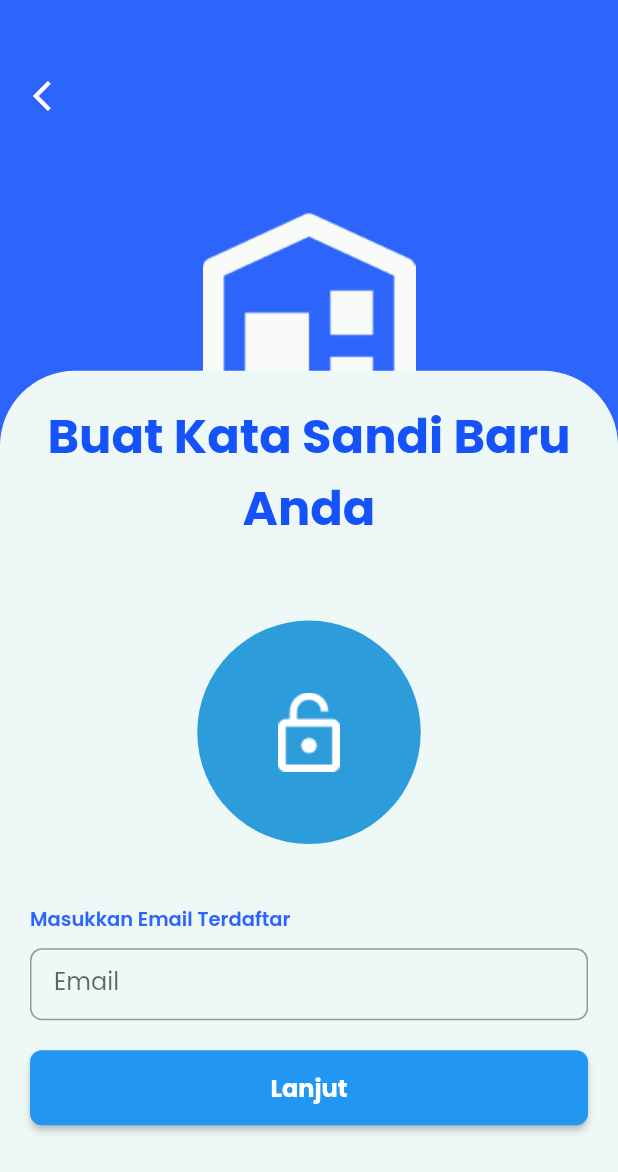
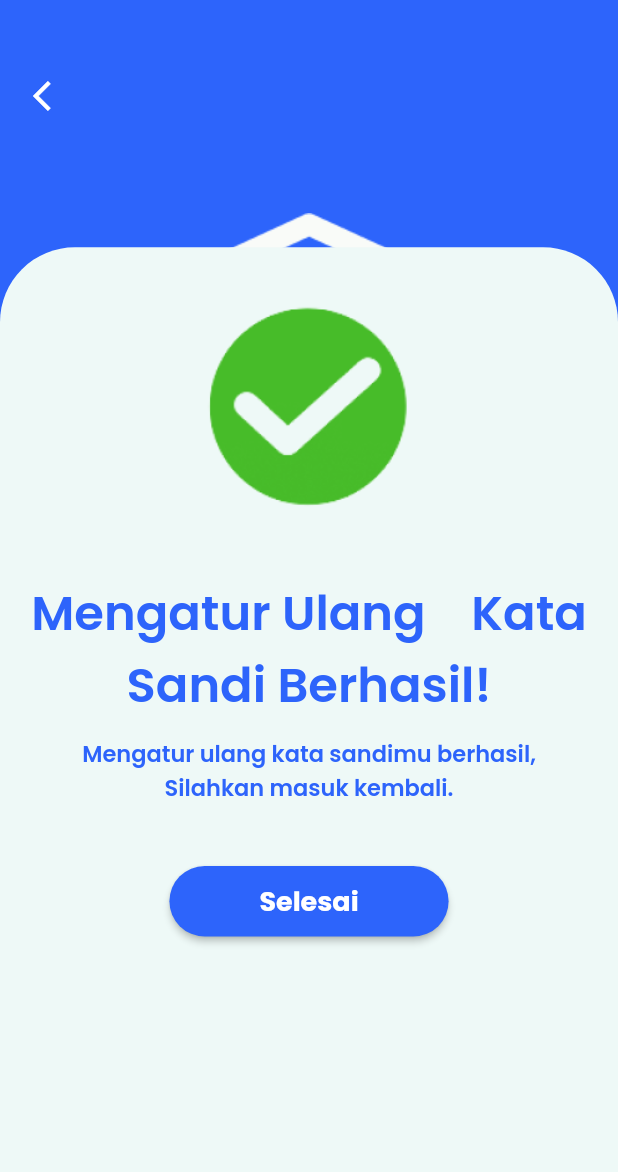
Before and after one commit to Project-Capstone-Group-16/Flutter_Kelompok-16, a Flutter app: the ForgotSuccess screen opened directly, on a phone screen of 412 x 824 dp. Shown: the top 1172 px of the screen. Run offline on Flutter 3.47's test engine with Material 2 defaults, Android fonts, the light colour scheme and no system bars; our stand-ins replace pin_code_fields, smooth_page_indicator.

Commit message:
merge and resolve conflicts

```diff
--- /dev/null
+++ b/capstone/lib/components/all_button.dart
@@ -0,0 +1,35 @@
+import 'package:flutter/material.dart';
+
+import 'color_path.dart';
+
+class AllButton extends StatelessWidget {
+  const AllButton({super.key, required this.onTap, required this.text});
+  final void Function() onTap;
+  final String text;
+
+  @override
+  Widget build(BuildContext context) {
+    return ElevatedButton(
+      onPressed: onTap,
+      style: ElevatedButton.styleFrom(
+        padding: const EdgeInsets.symmetric(
+          vertical: 10,
+          horizontal: 60,
+        ),
+        backgroundColor: ColorPath.background,
+        shape: RoundedRectangleBorder(
+          borderRadius: BorderRadius.circular(40),
+        ),
+      ),
+      child: Text(
+        text,
+        style: const TextStyle(
+          fontSize: 18,
+          color: Colors.white,
+          fontWeight: FontWeight.bold,
+        ),
+        textAlign: TextAlign.center,
+      ),
+    );
+  }
+}
--- a/capstone/lib/forgotPasswordPage/forgot_success.dart
+++ b/capstone/lib/forgotPasswordPage/forgot_success.dart
@@ -1,5 +1,7 @@
 import 'package:capstone/components/color_path.dart';
 import 'package:flutter/material.dart';
+
+import '../components/all_button.dart';
 
 class ForgotSuccess extends StatefulWidget {
   const ForgotSuccess({super.key});
@@ -21,7 +23,7 @@ class _ForgotSuccessState extends State<ForgotSuccess> {
             top: 40,
             left: 10,
             child: IconButton(
-              icon: Icon(
+              icon: const Icon(
                 Icons.arrow_back_ios,
                 color: Colors.white,
               ),
@@ -36,7 +38,7 @@ class _ForgotSuccessState extends State<ForgotSuccess> {
               Container(
                 alignment:
                     Alignment.center, // Mengatur posisi gambar dengan angka
-                margin: EdgeInsets.only(
+                margin: const EdgeInsets.only(
                     bottom: 400), // Mengatur margin bawah (opsional)
                 child: Image.asset(
                   'assets/images/homelogo.png',
@@ -47,10 +49,7 @@ class _ForgotSuccessState extends State<ForgotSuccess> {
             ],
           ),
           Container(
-            height: height * 0.15,
-          ),
-          Container(
-            margin: EdgeInsets.only(top: height * 0.30),
+            margin: EdgeInsets.only(top: height * 0.20),
             height: height * 0.85,
             decoration: const BoxDecoration(
               color: ColorPath.primary,
@@ -61,91 +60,55 @@ class _ForgotSuccessState extends State<ForgotSuccess> {
             ),
             child: ListView(
               children: [
-                Padding(
-                  padding: EdgeInsets.all(20.0),
-                  child: Text(
-                    'Buat Kata Sandi Baru Anda',
-                    style: TextStyle(
-                      fontSize: 32,
-                      color: ColorPath.textcolor1,
-                      fontWeight: FontWeight.bold,
-                    ),
-                    textAlign: TextAlign.center,
-                  ),
-                ),
                 Container(
                   alignment: Alignment.center,
-                  padding: EdgeInsets.all(5.0),
+                  padding: const EdgeInsets.all(5.0),
                   child: Stack(
                     alignment: Alignment.center,
                     children: [
-                      Container(
+                      const SizedBox(
                         width: 149,
                         height: 149,
-                        decoration: BoxDecoration(
-                          color: Color(0xFF2D9CDB),
-                          shape: BoxShape.circle,
-                        ),
                       ),
                       Image.asset(
-                        'assets/images/Lock.png',
+                        'assets/images/ceklis.png',
                         width: 200,
                         height: 200,
                       ),
                     ],
                   ),
                 ),
-                SizedBox(height: 10),
-                Padding(
-                  padding: const EdgeInsets.symmetric(horizontal: 20.0),
-                  child: Text('Masukkan Email Terdaftar',
-                      style: TextStyle(
-                        fontSize: 13,
-                        fontWeight: FontWeight.w600,
-                        color: ColorPath.background,
-                      )),
-                ),
-                SizedBox(height: 10),
-                Padding(
-                  padding: const EdgeInsets.symmetric(horizontal: 20.0),
-                  child: TextFormField(
-                    controller: _emailController,
-                    decoration: InputDecoration(
-                      labelText: 'Email',
-                      border: OutlineInputBorder(
-                        borderRadius: BorderRadius.circular(8.0),
-                      ),
-                      contentPadding:
-                          const EdgeInsets.symmetric(horizontal: 16.0),
+                const SizedBox(height: 10),
+                const Padding(
+                  padding: EdgeInsets.symmetric(horizontal: 20.0),
+                  child: Text(
+                    'Mengatur Ulang    Kata Sandi Berhasil!',
+                    style: TextStyle(
+                      fontSize: 32,
+                      fontWeight: FontWeight.w600,
+                      color: ColorPath.background,
                     ),
+                    textAlign: TextAlign.center,
                   ),
                 ),
-                const SizedBox(height: 20),
-                Padding(
-                  padding: const EdgeInsets.symmetric(horizontal: 20.0),
-                  child: SizedBox(
-                    width: 50,
-                    height: 50,
-                    child: ElevatedButton(
-                      onPressed: () {
-                        // Tindakan saat tombol "Lanjut" ditekan
-                        String email = _emailController.text;
-                        // Lakukan sesuatu dengan alamat email yang diberikan
-                      },
-                      style: ElevatedButton.styleFrom(
-                        shape: RoundedRectangleBorder(
-                          borderRadius: BorderRadius.circular(8.0),
-                        ),
-                      ),
-                      child: Text(
-                        'Lanjut',
-                        style: TextStyle(
-                          fontSize: 16.0,
-                          fontWeight: FontWeight.bold,
-                          color: Colors.white,
-                        ),
-                      ),
+                const SizedBox(height: 10),
+                const Padding(
+                  padding: EdgeInsets.symmetric(horizontal: 20.0),
+                  child: Text(
+                    'Mengatur ulang kata sandimu berhasil, Silahkan masuk kembali.',
+                    style: TextStyle(
+                      fontSize: 15,
+                      fontWeight: FontWeight.w600,
+                      color: ColorPath.background,
                     ),
+                    textAlign: TextAlign.center,
+                  ),
+                ),
+                const SizedBox(height: 40),
+                Center(
+                  child: AllButton(
+                    text: 'Selesai',
+                    onTap: () {},
                   ),
                 ),
               ],
--- a/capstone/lib/splash_screen.dart
+++ b/capstone/lib/splash_screen.dart
@@ -1,4 +1,3 @@
-import 'package:capstone/forgot_password.dart';
 import 'package:flutter/material.dart';
 
 import 'components/color_path.dart';
--- a/capstone/pubspec.yaml
+++ b/capstone/pubspec.yaml
@@ -33,6 +33,7 @@ dependencies:
   flutter:
     sdk: flutter
   introduction_screen: ^3.1.8
+  pin_code_fields: ^7.4.0
   pinput: ^2.2.31
   smooth_page_indicator: ^1.1.0
 
```
Also changed, not shown: capstone/lib/components/backgroundpage.dart (deleted, +0 -64 lines), capstone/lib/forgotPasswordPage/otp_password.dart (+11 -41 lines), capstone/lib/screen.dart (+4 -4 lines), capstone/assets/images/ceklis.png (added).
